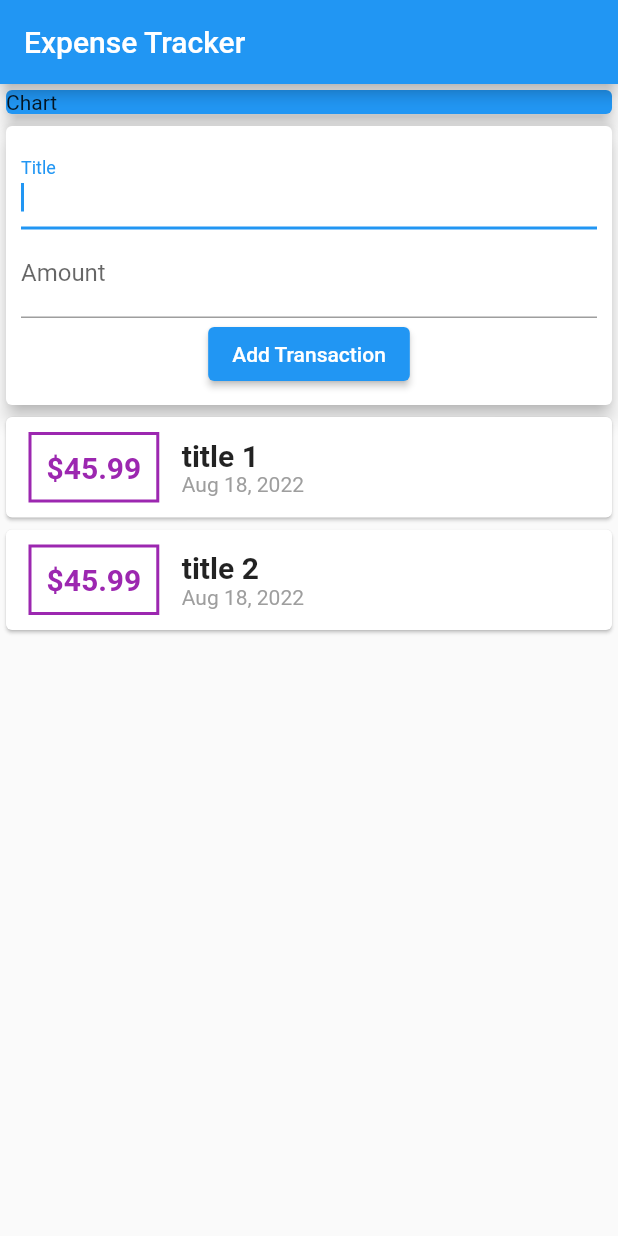
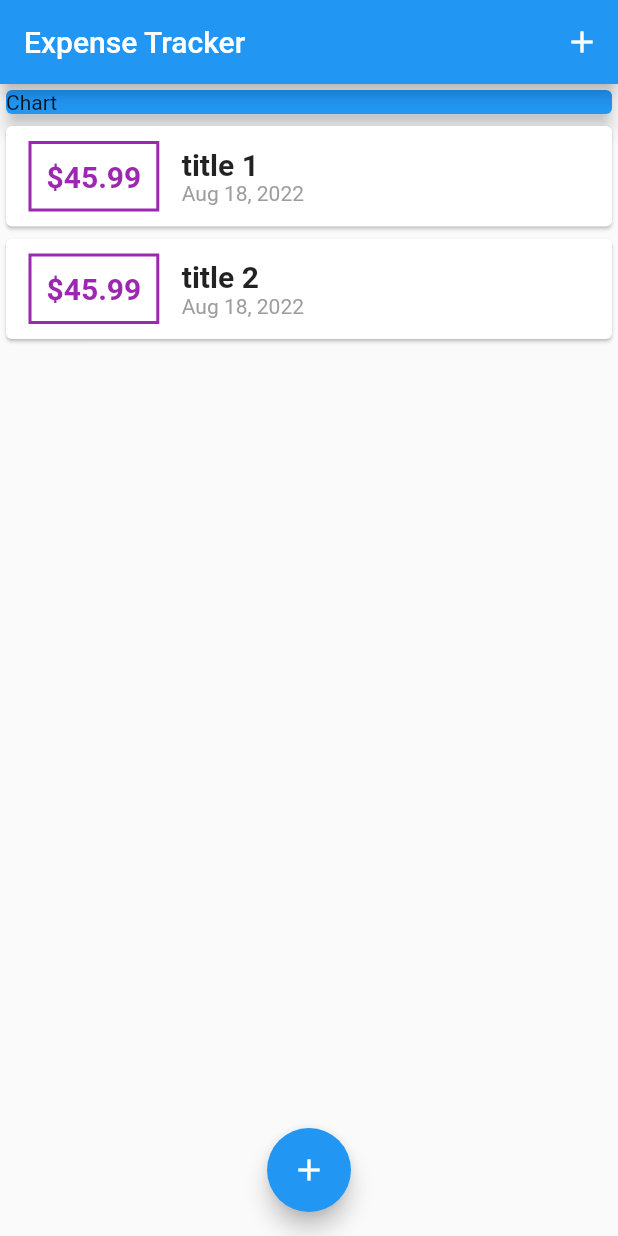
Before and after one commit to felixdusengimana/expense-tracker, a Flutter app: the screen it shows after launch, on a phone screen of 412 x 824 dp. Run offline on Flutter 3.47's test engine with Material 2 defaults, Android fonts, the phone set to English and light mode, and no system bars.

Commit message:
feat: added floating buttons and showing bottom model on add transaction click.

```diff
--- a/lib/main.dart
+++ b/lib/main.dart
@@ -1,12 +1,14 @@
 import 'package:flutter/material.dart';
-import 'package:intl/intl.dart';
 
-import './transaction.dart';
+import './widgets/new_transaction.dart';
+import './models/transaction.dart';
+import './widgets/transaction_list.dart';
 
 void main() {
   runApp(MyApp());
 }
 
+// TODO: Finding out why number keyboard type isn't working. when wraped in gesture detector widget.
 class MyApp extends StatelessWidget {
   @override
   Widget build(BuildContext context) {
@@ -17,26 +19,56 @@ class MyApp extends StatelessWidget {
   }
 }
 
-class MyHomePage extends StatelessWidget {
-  final List<Transaction> transactions = [
+class MyHomePage extends StatefulWidget {
+  @override
+  State<MyHomePage> createState() => _MyHomePageState();
+}
+
+class _MyHomePageState extends State<MyHomePage> {
+  final List<Transaction> _usertransactions = [
     Transaction(
         id: "t1", title: "title 1", amount: 45.99, dateTime: DateTime.now()),
     Transaction(
         id: "t2", title: "title 2", amount: 45.99, dateTime: DateTime.now()),
   ];
 
-  // String titleInput = '';
-  // String amountInput = '';
-  final titleController = TextEditingController();
-  final amountController = TextEditingController();
+  void _addNewTransaction(String title, double amount) {
+    final newTx = Transaction(
+        id: DateTime.now().toString(),
+        title: title,
+        amount: amount,
+        dateTime: DateTime.now());
+
+    setState(() {
+      _usertransactions.add(newTx);
+    });
+  }
+
+  void _startAddNewTransaction(BuildContext ctx) {
+    showModalBottomSheet(
+        context: ctx,
+        builder: (bCtx) {
+          return GestureDetector(
+            child: NewTransaction(_addNewTransaction),
+            onTap: (() {}),
+            behavior: HitTestBehavior.opaque,
+          );
+        });
+  }
 
   @override
   Widget build(BuildContext context) {
     return Scaffold(
       appBar: AppBar(
         title: Text('Expense Tracker'),
+        actions: <Widget>[
+          IconButton(
+              onPressed: () => _startAddNewTransaction(context),
+              icon: Icon(Icons.add))
+        ],
       ),
-      body: Column(
+      body: SingleChildScrollView(
+        child: Column(
           crossAxisAlignment: CrossAxisAlignment.stretch,
           children: <Widget>[
             Container(
@@ -47,75 +79,15 @@ class MyHomePage extends StatelessWidget {
                 color: Colors.blue,
               ),
             ),
-          Card(
-            child: Container(
-              padding: EdgeInsets.all(10),
-              child: Column(
-                children: <Widget>[
-                  TextField(
-                      autofocus: true,
-                      decoration: InputDecoration(labelText: 'Title'),
-                      controller: titleController
-                      // onChanged: (value) => titleInput = value,
-                      ),
-                  TextField(
-                    decoration: InputDecoration(labelText: 'Amount'),
-                    controller: amountController,
-                    // onChanged: (value) {
-                    //   amountInput = value;
-                    // },
-                  ),
-                  ElevatedButton(
-                      onPressed: () {
-                        print(amountController.text);
-                        print(titleController.text);
-                      },
-                      child: Text('Add Transaction'))
+            TransactionList(_usertransactions),
           ],
         ),
       ),
-            elevation: 5,
+      floatingActionButton: FloatingActionButton(
+        onPressed: () => _startAddNewTransaction(context),
+        child: Icon(Icons.add),
       ),
-          Column(
-            children: <Widget>[
-              ...transactions.map((tx) {
-                return Card(
-                  child: Row(
-                    children: <Widget>[
-                      Container(
-                        padding: EdgeInsets.all(10),
-                        margin:
-                            EdgeInsets.symmetric(vertical: 10, horizontal: 15),
-                        decoration: BoxDecoration(
-                            border: Border.all(color: Colors.purple, width: 2)),
-                        child: Text('\$${tx.amount}',
-                            style: TextStyle(
-                                fontWeight: FontWeight.bold,
-                                fontSize: 20,
-                                color: Colors.purple)),
-                      ),
-                      Column(
-                        crossAxisAlignment: CrossAxisAlignment.start,
-                        children: <Widget>[
-                          Text(
-                            tx.title,
-                            style: TextStyle(
-                                fontSize: 20, fontWeight: FontWeight.bold),
-                          ),
-                          Text(
-                            DateFormat.yMMMd().format(tx.dateTime),
-                            style: TextStyle(color: Colors.grey),
-                          )
-                        ],
-                      )
-                    ],
-                  ),
-                );
-              }).toList()
-            ],
-          )
-        ],
-      ),
+      floatingActionButtonLocation: FloatingActionButtonLocation.centerFloat,
     );
   }
 }
--- /dev/null
+++ b/lib/widgets/transaction_list.dart
@@ -0,0 +1,58 @@
+import 'package:flutter/material.dart';
+import 'package:intl/intl.dart';
+
+import '../models/transaction.dart';
+
+class TransactionList extends StatelessWidget {
+  final List<Transaction> transactions;
+
+  TransactionList(this.transactions);
+
+  @override
+  Widget build(BuildContext context) {
+    return Container(
+        height: 400,
+        child: ListView.builder(
+          itemBuilder: (ctx, index) {
+            return Card(
+              child: Row(
+                children: <Widget>[
+                  Container(
+                    padding: EdgeInsets.all(10),
+                    margin: EdgeInsets.symmetric(vertical: 10, horizontal: 15),
+                    decoration: BoxDecoration(
+                        border: Border.all(color: Colors.purple, width: 2)),
+                    child: Text(
+                        '\$${transactions[index].amount.toStringAsFixed(2)}',
+                        style: TextStyle(
+                            fontWeight: FontWeight.bold,
+                            fontSize: 20,
+                            color: Colors.purple)),
+                  ),
+                  Column(
+                    crossAxisAlignment: CrossAxisAlignment.start,
+                    children: <Widget>[
+                      Text(
+                        transactions[index].title,
+                        style: TextStyle(
+                            fontSize: 20, fontWeight: FontWeight.bold),
+                      ),
+                      Text(
+                        DateFormat.yMMMd().format(transactions[index].dateTime),
+                        style: TextStyle(color: Colors.grey),
+                      )
+                    ],
+                  )
+                ],
+              ),
+            );
+          },
+          itemCount: transactions.length,
+          // children: <Widget>[
+          //   ...transactions.map((tx) {
+
+          //   }).toList()
+          // ],
+        ));
+  }
+}
```
Also changed, not shown: lib/widgets/new_transaction.dart (added, +53 -0 lines), lib/models/transaction.dart (renamed from lib/transaction.dart). Lines whose indentation alone changed are shown as unchanged.
